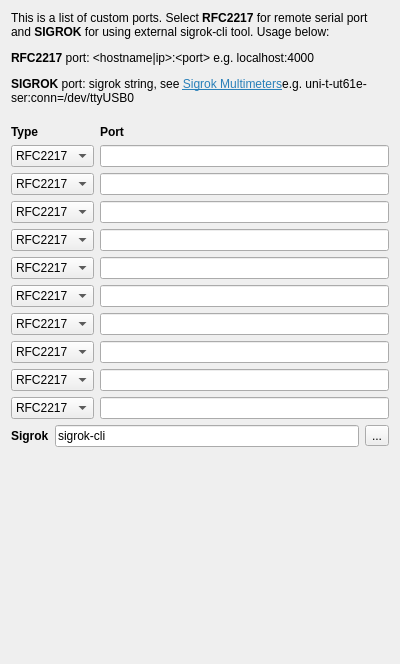
First picture: the form in src/ui/uiportsprefs.ui, repository tuxmaster/QtDMM, before the edit.
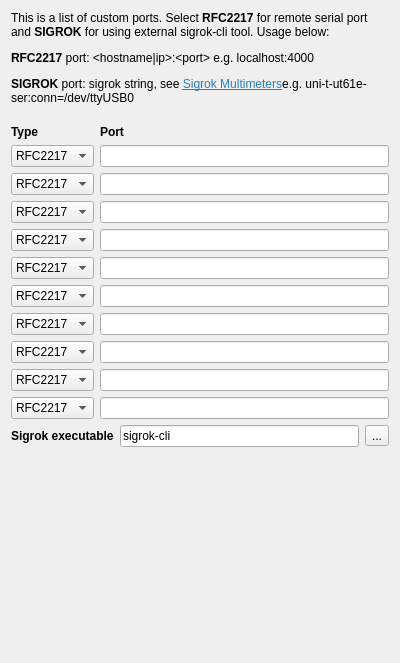
Second picture: the form after the edit. Custom widgets are drawn as their Qt base class.

What changed in the file:
```diff
--- a/src/ui/uiportsprefs.ui
+++ b/src/ui/uiportsprefs.ui
@@ -7,7 +7,7 @@
     <x>0</x>
     <y>0</y>
     <width>400</width>
-    <height>664</height>
+    <height>663</height>
    </rect>
   </property>
   <layout class="QVBoxLayout" name="verticalLayout">
@@ -374,7 +374,7 @@
         </font>
        </property>
        <property name="text">
-        <string>Sigrok</string>
+        <string>Sigrok executable</string>
        </property>
       </widget>
      </item>
```
Left out of the diff: 42 changed lines with no effect on the pictures.
